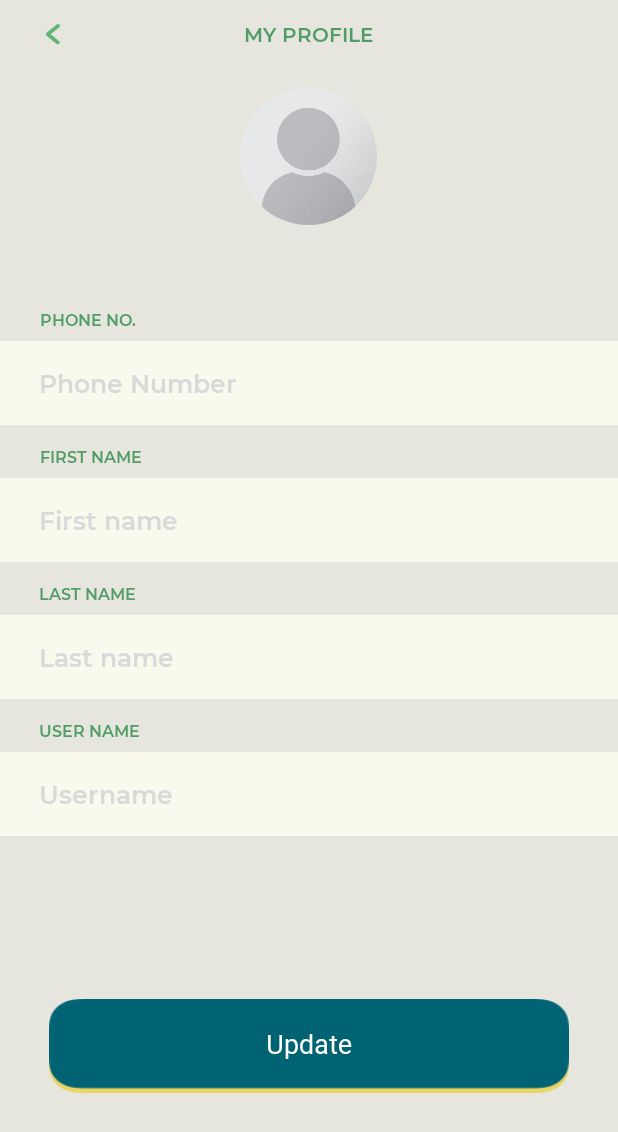
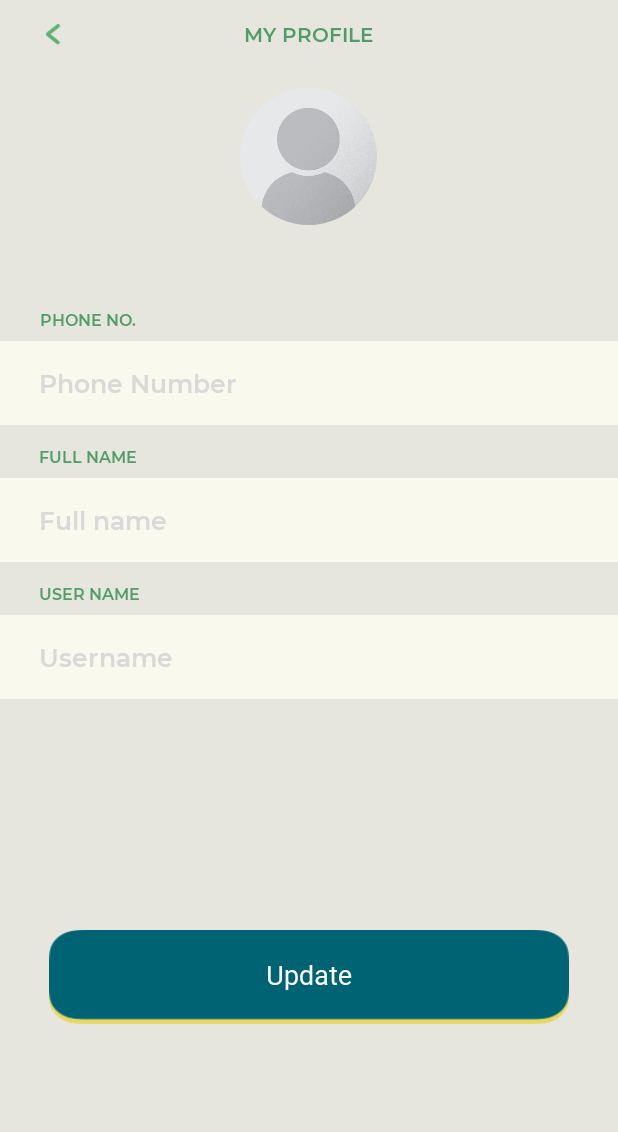
Before and after one commit to Daniel-Jefferson/dbc-android, an Android app: the ProfileActivity screen opened directly, with no data from a screen before it, on a phone screen of 412 x 824 dp. Shown: the top 1132 px of the screen. Run offline under Robolectric (Android 15) with nearby library versions, the light colour scheme and no system bars; our stand-ins replace ButterKnife, sdp/ssp sizes; libraries missing offline, so code that uses them is left out: com.facebook.drawee, com.makeramen.roundedimageview, com.nostra13.universalimageloader, com.redmadrobot.inputmask; plain views replace RoundedImageView; pictures from the network do not load; 5 statements that could not run were skipped.

Commit message:
complete merge first, last to full

```diff
--- a/app/src/main/java/com/app/budsbank/activities/ProfileActivity.java
+++ b/app/src/main/java/com/app/budsbank/activities/ProfileActivity.java
@@ -53,10 +53,8 @@ public class ProfileActivity extends BaseActivity {
     ImageView ivBack;
     @BindView(R.id.et_phone_number)
     EditText etPhoneNumber;
-    @BindView(R.id.et_first_name)
-    EditText etFirstname;
-    @BindView(R.id.et_last_name)
-    EditText etLastName;
+    @BindView(R.id.et_full_name)
+    EditText etFullname;
     @BindView(R.id.et_username)
     EditText etUserName;
     @BindView(R.id.btn_update)
@@ -118,10 +116,8 @@ public class ProfileActivity extends BaseActivity {
         String number = phoneNumber.replaceFirst("(\\d{3})(\\d{3})(\\d{4})", "$1-$2-$3");
         etPhoneNumber.setText(number);
         etPhoneNumber.setSelection(etPhoneNumber.getText().length());
-        etFirstname.setText(user.getFirstName());
-        etFirstname.setSelection(etFirstname.getText().length());
-        etLastName.setText(user.getLastName());
-        etLastName.setSelection(etLastName.getText().length());
+        etFullname.setText(user.getFullName());
+        etFullname.setSelection(etFullname.getText().length());
         etUserName.setText(user.getUsername());
         etUserName.setSelection(etUserName.getText().length());
         tvUserName.setText(user.getUsername());
@@ -129,7 +125,7 @@ public class ProfileActivity extends BaseActivity {
 
     private void updateUserProfile(String sessionToken, UpdateUserModel updateUserModel) {
         if (!BudsBankUtils.isNetworkAvailable(this)) {
-            DialogUtils.showSnackBar(etFirstname, getString(R.string.no_internet_alert), mContext);
+            DialogUtils.showSnackBar(etFullname, getString(R.string.no_internet_alert), mContext);
             DialogUtils.stopLoading();
             return;
         }
@@ -139,7 +135,7 @@ public class ProfileActivity extends BaseActivity {
             public void onResponse(@NonNull Call<UpdateUserResponseModel> call, @NonNull final Response<UpdateUserResponseModel> response) {
                 DialogUtils.dismiss();
                 if (!response.isSuccessful()) {
-                    DialogUtils.showSnackBar(etFirstname, getString(R.string.call_fail_error), mContext);
+                    DialogUtils.showSnackBar(etFullname, getString(R.string.call_fail_error), mContext);
                     return;
                 }
                 UpdateUserResponseModel updateUserResponseModel = response.body();
@@ -147,20 +143,20 @@ public class ProfileActivity extends BaseActivity {
                     if (updateUserResponseModel.getStatus() == AppConstants.StatusCodes.SUCCESS.getValue()) {
                         StorageUtillity.saveUserModel(mContext, updateUserResponseModel.getUser());
                         populateUserData();
-                        DialogUtils.showSnackBar(etFirstname, updateUserResponseModel.getMessage(), Snackbar.LENGTH_LONG,mContext);
+                        DialogUtils.showSnackBar(etFullname, updateUserResponseModel.getMessage(), Snackbar.LENGTH_LONG,mContext);
                         BudsBankUtils.broadcastProfileUpdate(mContext);
                     } else {
-                        DialogUtils.showSnackBar(etFirstname, updateUserResponseModel.getMessage(), Snackbar.LENGTH_LONG,mContext);
+                        DialogUtils.showSnackBar(etFullname, updateUserResponseModel.getMessage(), Snackbar.LENGTH_LONG,mContext);
                     }
                     return;
                 }
-                DialogUtils.showSnackBar(etFirstname, getString(R.string.call_fail_error), mContext);
+                DialogUtils.showSnackBar(etFullname, getString(R.string.call_fail_error), mContext);
             }
             @Override
             public void onFailure(@NonNull Call<UpdateUserResponseModel> call, @NonNull Throwable t) {
                 DialogUtils.dismiss();
                 populateUserData();
-                DialogUtils.showErrorBasedOnType(mContext, etFirstname, t);
+                DialogUtils.showErrorBasedOnType(mContext, etFullname, t);
                 Log.d("error", "onFailure:" + t.getMessage());
             }
         });
@@ -172,8 +168,7 @@ public class ProfileActivity extends BaseActivity {
             UpdateUserModel updateUserModel = new UpdateUserModel();
             updateUserModel.setUserId(StorageUtillity.getDataFromPreferences(mContext, AppConstants.SharedPreferencesKeys.USER_ID.getValue(), ""));
             updateUserModel.setUserName(etUserName.getText().toString());
-            updateUserModel.setFirstname(etFirstname.getText().toString());
-            updateUserModel.setLastName(etLastName.getText().toString());
+            updateUserModel.setFullName(etFullname.getText().toString());
             String phoneNumber = etPhoneNumber.getText().toString();
             phoneNumber = phoneNumber.replaceAll("-", "").trim();
             updateUserModel.setPhoneNumber(phoneNumber);
@@ -185,19 +180,19 @@ public class ProfileActivity extends BaseActivity {
     private boolean validate() {
         UserModel userModel = StorageUtillity.getUserModel(mContext);
         String phonenumber = etPhoneNumber.getText().toString().replaceAll("-", "");
-        if(TextUtils.isEmpty(phonenumber) || TextUtils.isEmpty(etFirstname.getText().toString()) || TextUtils.isEmpty(etLastName.getText().toString()) || TextUtils.isEmpty(etUserName.getText().toString())) {
-            DialogUtils.showSnackBar(etFirstname, getString(R.string.fill_all_fields), Snackbar.LENGTH_LONG,mContext);
+        if(TextUtils.isEmpty(phonenumber) || TextUtils.isEmpty(etFullname.getText().toString()) || TextUtils.isEmpty(etUserName.getText().toString())) {
+            DialogUtils.showSnackBar(etFullname, getString(R.string.fill_all_fields), Snackbar.LENGTH_LONG,mContext);
             return false;
         } else if (phonenumber.length()!=10){
-            DialogUtils.showSnackBar(etFirstname, getString(R.string.enter_valid_phone), Snackbar.LENGTH_LONG,mContext);
+            DialogUtils.showSnackBar(etFullname, getString(R.string.enter_valid_phone), Snackbar.LENGTH_LONG,mContext);
             return false;
         }
-        if (!etFirstname.getText().toString().equals(userModel.getFirstName()) || !etLastName.getText().toString().equals(userModel.getLastName())
+        if (!etFullname.getText().toString().equals(userModel.getFullName())
                 || !etUserName.getText().toString().equals(userModel.getUsername()) || !phonenumber.equals(userModel.getPhoneNumber())
                 || (profileUrl!=null && !profileUrl.equals(userModel.getProfileUrl()))) {
             return true;
         } else {
-            DialogUtils.showSnackBar(etFirstname, getString(R.string.no_value_changed), Snackbar.LENGTH_LONG,mContext);
+            DialogUtils.showSnackBar(etFullname, getString(R.string.no_value_changed), Snackbar.LENGTH_LONG,mContext);
             return false;
         }
     }
--- a/app/src/main/java/com/app/budsbank/models/UserModel.java
+++ b/app/src/main/java/com/app/budsbank/models/UserModel.java
@@ -15,10 +15,8 @@ public class UserModel {
     private String emailVerifiedAt;
     @SerializedName("username")
     private String Username;
-    @SerializedName("first_name")
-    private String firstName;
-    @SerializedName("last_name")
-    private String lastName;
+    @SerializedName("full_name")
+    private String fullName;
     @SerializedName("image")
     private String profileUrl;
     @SerializedName("coins_earned")
@@ -67,20 +65,12 @@ public class UserModel {
         Username = username;
     }
 
-    public String getFirstName() {
-        return firstName;
+    public String getFullName() {
+        return fullName;
     }
 
-    public void setFirstName(String firstName) {
-        this.firstName = firstName;
-    }
-
-    public String getLastName() {
-        return lastName;
-    }
-
-    public void setLastName(String lastName) {
-        this.lastName = lastName;
+    public void setFullName(String fullName) {
+        this.fullName = fullName;
     }
 
     public String getPhoneNumber() {
--- a/app/src/main/java/com/app/budsbank/utils/AppConstants.java
+++ b/app/src/main/java/com/app/budsbank/utils/AppConstants.java
@@ -45,8 +45,7 @@ public class AppConstants {
         EMAIL("user_email"),
         EMAIL_VERIFIED_AT("user_email_verified_at"),
         USERNAME("username"),
-        FIRST_NAME("user_first_name"),
-        LAST_NAME("üser_last_name"),
+        FULL_NAME("user_full_name"),
         PROFILE_IMAGE("user_image"),
         COINS_EARNED("user_coins_earned");
         private String value;
--- a/app/src/main/java/com/app/budsbank/utils/StorageUtillity.java
+++ b/app/src/main/java/com/app/budsbank/utils/StorageUtillity.java
@@ -74,8 +74,7 @@ public class StorageUtillity {
         editor.putString(AppConstants.SharedPreferencesKeys.EMAIL.getValue(), user.getEmail());
         editor.putString(AppConstants.SharedPreferencesKeys.EMAIL_VERIFIED_AT.getValue(), user.getEmailVerifiedAt());
         editor.putString(AppConstants.SharedPreferencesKeys.USERNAME.getValue(), user.getUsername());
-        editor.putString(AppConstants.SharedPreferencesKeys.FIRST_NAME.getValue(), user.getFirstName());
-        editor.putString(AppConstants.SharedPreferencesKeys.LAST_NAME.getValue(), user.getLastName());
+        editor.putString(AppConstants.SharedPreferencesKeys.FULL_NAME.getValue(), user.getFullName());
         editor.putString(AppConstants.SharedPreferencesKeys.PROFILE_IMAGE.getValue(), user.getProfileUrl());
         String coinStr = user.getCoinsEarned();
         if(Integer.parseInt(coinStr) <= 0)
@@ -91,8 +90,7 @@ public class StorageUtillity {
         model.setEmail(getDataFromPreferences(context,AppConstants.SharedPreferencesKeys.EMAIL.getValue(), ""));
         model.setEmailVerifiedAt(getDataFromPreferences(context,AppConstants.SharedPreferencesKeys.EMAIL_VERIFIED_AT.getValue(), ""));
         model.setUsername(getDataFromPreferences(context,AppConstants.SharedPreferencesKeys.USERNAME.getValue(), ""));
-        model.setFirstName(getDataFromPreferences(context,AppConstants.SharedPreferencesKeys.FIRST_NAME.getValue(), ""));
-        model.setLastName(getDataFromPreferences(context,AppConstants.SharedPreferencesKeys.LAST_NAME.getValue(), ""));
+        model.setFullName(getDataFromPreferences(context,AppConstants.SharedPreferencesKeys.FULL_NAME.getValue(), ""));
         model.setProfileUrl(getDataFromPreferences(context,AppConstants.SharedPreferencesKeys.PROFILE_IMAGE.getValue(), ""));
         model.setCoinsEarned(getDataFromPreferences(context,AppConstants.SharedPreferencesKeys.COINS_EARNED.getValue(), ""));
         return model;
--- a/app/src/main/java/com/app/budsbank/web/APIController.java
+++ b/app/src/main/java/com/app/budsbank/web/APIController.java
@@ -206,8 +206,7 @@ public class APIController {
                 sessionToken,
                 RequestBody.create(MultipartBody.FORM, updateUserModel.getUserId()),
                 RequestBody.create(MultipartBody.FORM, updateUserModel.getUserName()),
-                RequestBody.create(MultipartBody.FORM, updateUserModel.getFirstname()),
-                RequestBody.create(MultipartBody.FORM, updateUserModel.getLastName()),
+                RequestBody.create(MultipartBody.FORM, updateUserModel.getFullName()),
                 RequestBody.create(MultipartBody.FORM, updateUserModel.getPhoneNumber()),
                 body
         );
--- a/app/src/main/java/com/app/budsbank/web/BudsBankAPI.java
+++ b/app/src/main/java/com/app/budsbank/web/BudsBankAPI.java
@@ -65,8 +65,7 @@ public interface BudsBankAPI {
     Call<UpdateUserResponseModel> updateUser(@Header("x-access-token") String sessionToken,
                                              @Part("user_id")RequestBody userId,
                                              @Part("username") RequestBody userName,
-                                             @Part("first_name") RequestBody firstName,
-                                             @Part("last_name") RequestBody lastName,
+                                             @Part("full_name") RequestBody fullName,
                                              @Part("phone") RequestBody phoneNumber,
                                              @Part MultipartBody.Part profileImage
     );
--- a/app/src/main/res/layout/activity_profile.xml
+++ b/app/src/main/res/layout/activity_profile.xml
@@ -112,38 +112,17 @@
 
                     <TextView
                         style="@style/profile_settings_tv"
-                        android:text="@string/first_name" />
+                        android:text="@string/full_name" />
 
                     <EditText
-                        android:id="@+id/et_first_name"
+                        android:id="@+id/et_full_name"
                         style="@style/profiel_settings_et"
                         android:layout_width="match_parent"
                         android:layout_height="wrap_content"
                         android:inputType="text"
                         android:imeOptions="actionNext"
-                        android:hint="@string/first_name"
+                        android:hint="@string/full_name"
                         android:text="Martha" />
-
-                </LinearLayout>
-
-                <LinearLayout
-                    android:layout_width="match_parent"
-                    android:layout_height="wrap_content"
-                    android:orientation="vertical">
-
-                    <TextView
-                        style="@style/profile_settings_tv"
-                        android:text="@string/last_name" />
-
-                    <EditText
-                        android:id="@+id/et_last_name"
-                        style="@style/profiel_settings_et"
-                        android:layout_width="match_parent"
-                        android:layout_height="wrap_content"
-                        android:hint="@string/last_name"
-                        android:inputType="text"
-                        android:imeOptions="actionNext"
-                        android:text="Stewart" />
 
                 </LinearLayout>
 
--- a/app/src/main/res/values/strings.xml
+++ b/app/src/main/res/values/strings.xml
@@ -31,6 +31,7 @@
     <string name="username">Username</string>
     <string name="first_name">First name</string>
     <string name="last_name">Last name</string>
+    <string name="full_name">Full name</string>
     <string name="confirm_password">Confirm Password</string>
     <string name="forgot_have_an_account">Forgot you have an account…</string>
     <string name="confirm">Confirm</string>
```
Also changed, not shown: app/src/main/java/com/app/budsbank/activities/SignUpActivity.java (+7 -15 lines), app/src/main/java/com/app/budsbank/models/SignupModel.java (+6 -16 lines), app/src/main/java/com/app/budsbank/models/UpdateUserModel.java (+6 -16 lines), app/src/main/res/layout/lyt_signup_fields.xml (+2 -9 lines).
